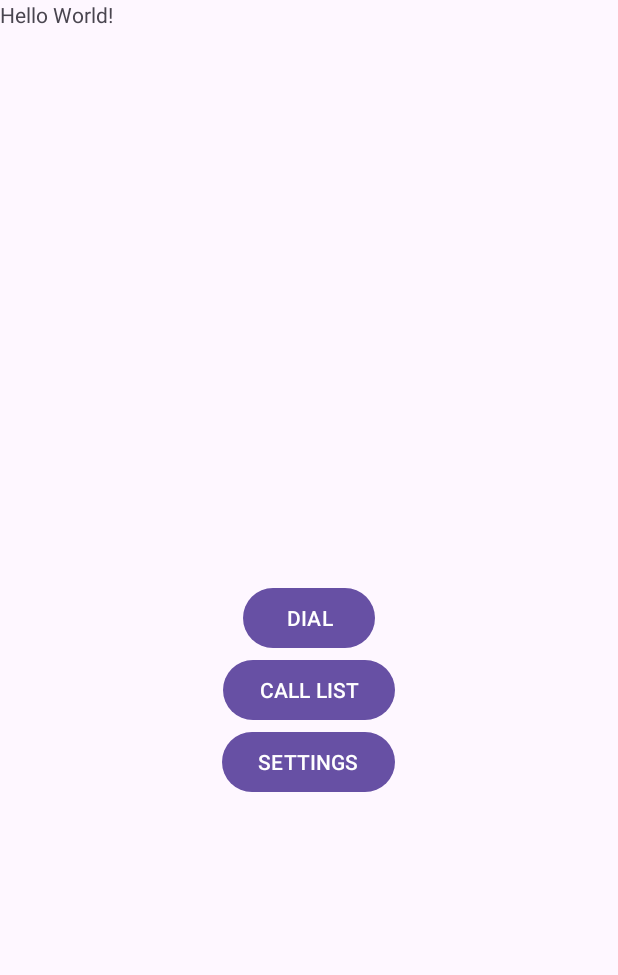
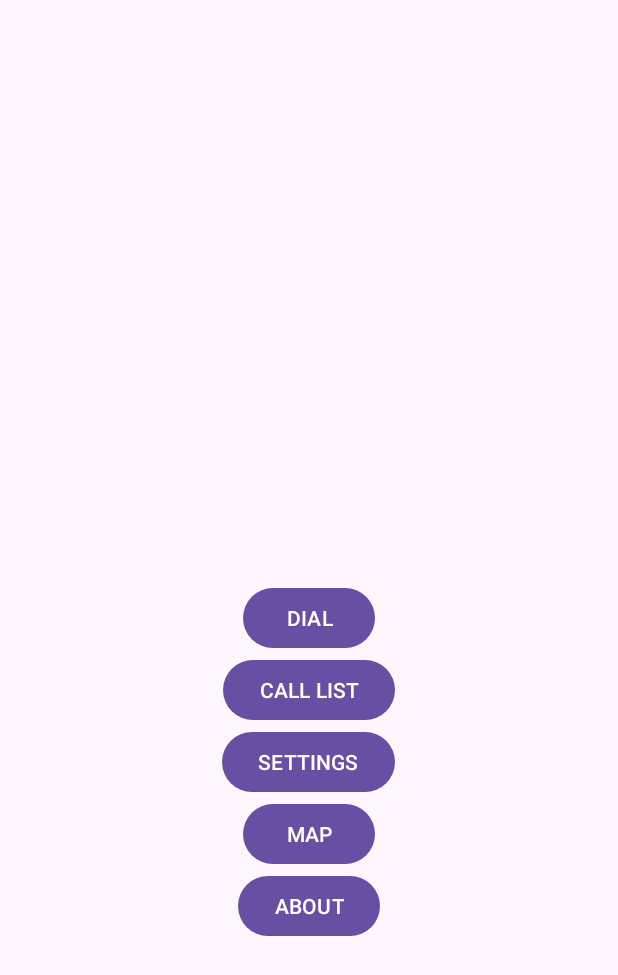
Before and after one commit to anvbackman/Programvaruteknik-DT031G-Labs, an Android app: the screen it shows after launch (MainActivity), on a phone screen of 412 x 824 dp. Shown: the top 975 px of the screen. Run offline under Robolectric (Android 15) with nearby library versions, the light colour scheme and no system bars.

Commit message:
About added

```diff
--- a/app/build.gradle.kts
+++ b/app/build.gradle.kts
@@ -1,5 +1,6 @@
 plugins {
     id("com.android.application")
+    id("com.google.android.libraries.mapsplatform.secrets-gradle-plugin")
 }
 
 android {
@@ -26,6 +27,9 @@ android {
         sourceCompatibility = JavaVersion.VERSION_1_8
         targetCompatibility = JavaVersion.VERSION_1_8
     }
+    buildFeatures {
+        viewBinding = true
+    }
 }
 
 dependencies {
@@ -34,6 +38,7 @@ dependencies {
     implementation("com.google.android.material:material:1.8.0")
     implementation("androidx.constraintlayout:constraintlayout:2.1.4")
     implementation("androidx.preference:preference:1.2.0")
+    implementation("com.google.android.gms:play-services-maps:18.1.0")
     testImplementation("junit:junit:4.13.2")
     androidTestImplementation("androidx.test.ext:junit:1.1.5")
     androidTestImplementation("androidx.test.espresso:espresso-core:3.5.1")
--- a/app/src/main/res/layout/activity_main.xml
+++ b/app/src/main/res/layout/activity_main.xml
@@ -6,22 +6,22 @@
     android:layout_height="match_parent"
     tools:context=".MainActivity">
 
-    <TextView
-        android:layout_width="wrap_content"
-        android:layout_height="wrap_content"
-        android:text="Hello World!"
-        app:layout_constraintBottom_toBottomOf="parent"
-        app:layout_constraintEnd_toEndOf="parent"
-        app:layout_constraintStart_toStartOf="parent"
-        app:layout_constraintTop_toTopOf="parent"
-        app:layout_constraintVertical_bias="0.886" />
+<!--    <TextView-->
+<!--        android:layout_width="wrap_content"-->
+<!--        android:layout_height="wrap_content"-->
+<!--        android:text=""-->
+<!--        app:layout_constraintBottom_toBottomOf="parent"-->
+<!--        app:layout_constraintEnd_toEndOf="parent"-->
+<!--        app:layout_constraintStart_toStartOf="parent"-->
+<!--        app:layout_constraintTop_toTopOf="parent"-->
+<!--        app:layout_constraintVertical_bias="0.886" />-->
 
     <Button
         android:id="@+id/DIAL"
         android:layout_width="wrap_content"
         android:layout_height="wrap_content"
-        android:text="DIAL"
-        android:layout_centerInParent="true" />
+        android:layout_centerInParent="true"
+        android:text="DIAL" />
 
     <Button
         android:id="@+id/CALL_LIST"
@@ -39,4 +39,25 @@
         android:layout_centerHorizontal="true"
         android:text="SETTINGS" />
 
+    <Button
+        android:id="@+id/MAP"
+        android:layout_width="wrap_content"
+        android:layout_height="wrap_content"
+        android:layout_below="@id/SETTINGS"
+        android:layout_centerHorizontal="true"
+        android:text="MAP" />
+
+    <Button
+        android:id="@+id/ABOUT"
+        android:layout_width="wrap_content"
+        android:layout_height="wrap_content"
+        android:layout_below="@id/MAP"
+        android:layout_centerHorizontal="true"
+        android:text="ABOUT" />
+
+    <TextView
+        android:id="@+id/aboutTextView"
+        android:layout_width="wrap_content"
+        android:layout_height="wrap_content" />
+
 </RelativeLayout>
--- a/app/src/main/res/values/strings.xml
+++ b/app/src/main/res/values/strings.xml
@@ -4,6 +4,13 @@
     <string name="dial_text">This is the Dial activity</string>
 
     <string name="call_list_text">This is the Call List activity</string>
+
+    <string name="about_text">This app is supposed to mimic the keypad on a phone. The app will consist of activities to:
+    * Enter numbers to dial
+    * See previously dialed numbers
+    * Change the keypad settings
+    * Show on a Map where previous calls are dialed from</string>
+
     <string name="title_activity_settings">SettingsActivity</string>
 
     <!-- Preference Titles -->
@@ -20,5 +27,6 @@
     <string name="attachment_summary_on">Automatically download attachments for incoming emails
     </string>
     <string name="attachment_summary_off">Only download attachments when manually requested</string>
+    <string name="title_activity_maps">MapsActivity</string>
 
 </resources>
```
Also changed, not shown: app/src/main/AndroidManifest.xml (+32 -4 lines), app/src/main/java/se/miun/anba2205/dt031g/dialer/MainActivity.java (+50 -1 lines), app/src/main/java/se/miun/anba2205/dt031g/dialer/MapsActivity.java (added, +54 -0 lines), app/src/main/java/se/miun/anba2205/dt031g/dialer/SettingsActivity.java (+3 -6 lines), app/src/main/res/layout/about_dialog.xml (added, +16 -0 lines), app/src/main/res/layout/activity_maps.xml (added, +19 -0 lines).
